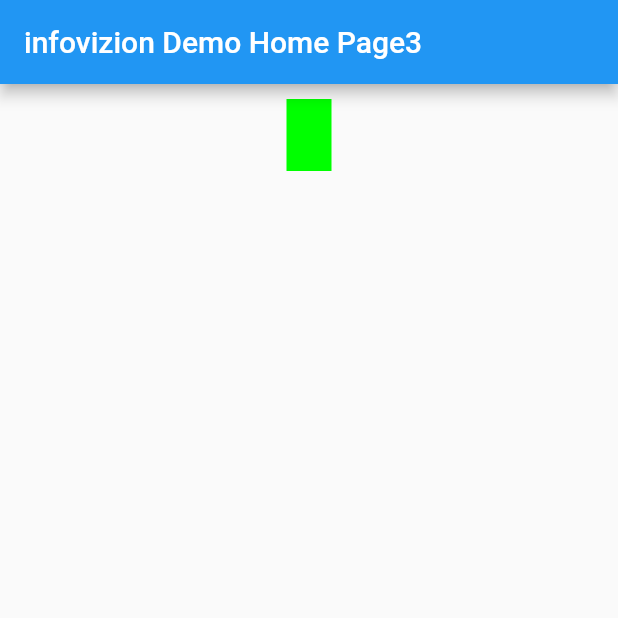
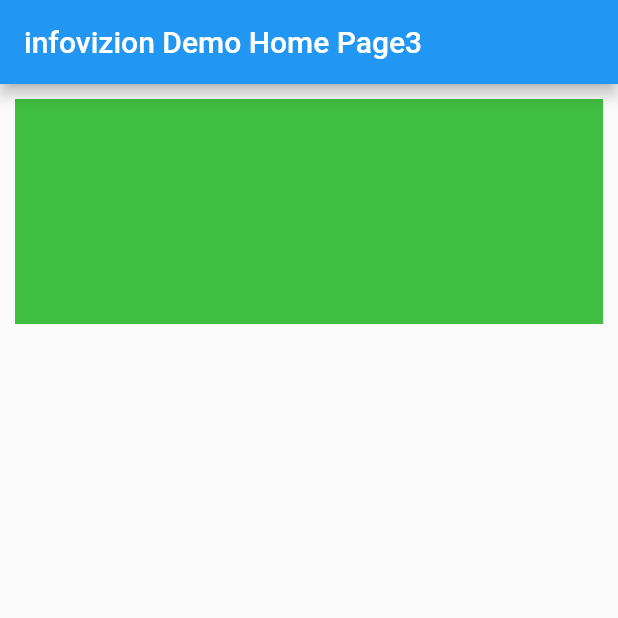
Before and after one commit to StekolschikovV/infovizion, a Flutter app: the screen it shows after launch, on a phone screen of 412 x 824 dp, the top half of it. Run offline on Flutter 3.47's test engine with Material 2 defaults, Android fonts, the phone set to English and light mode, and no system bars.

Commit message:
Kpi add param

```diff
--- a/lib/widgets/kpi.dart
+++ b/lib/widgets/kpi.dart
@@ -1,21 +1,28 @@
 import 'package:flutter/material.dart';
 
 class Kpi {
-  num width = 30;
-  num height = 30;
 
-  Kpi(BuildContext context){
-    print('KPI');
+  double width = 30;
+  double height;
+
+  int colorRed;
+  int colorGreen;
+  int colorBlue;
+  double colorOpacity;
+
+  Kpi(BuildContext context,
+      {this.colorRed: 63, this.colorGreen: 191, this.colorBlue: 63, this.colorOpacity: 1, this.height = 150}) {
+    width = MediaQuery.of(context).size.width;
   }
 
   Widget get() {
     return Container(
       margin: const EdgeInsets.all(10.0),
-      color: const Color(0xFF00FF00),
+//      color: const Color('0xFF00FF00'),
+      color: Color.fromRGBO(colorRed, colorGreen, colorBlue, colorOpacity),
 //      width: MediaQuery.of(context).size.width,
-      width: 30,
-      height: 48.0,
+      width: width,
+      height: height,
     );
-
   }
 }
```
